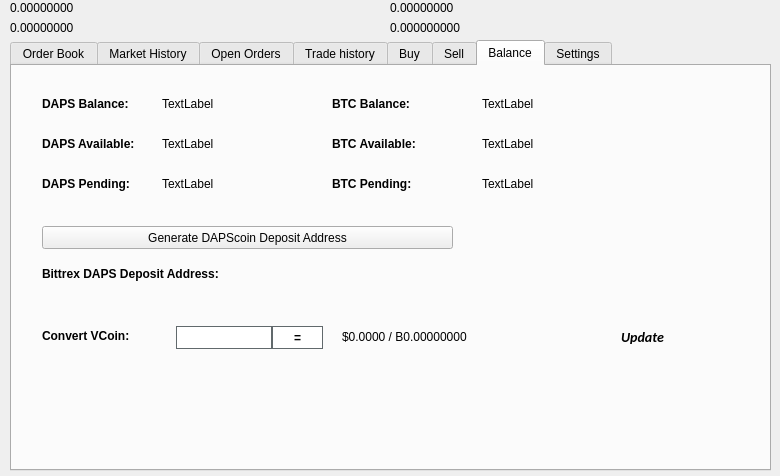
This is src/qt/forms/tradingdialog.ui in pedrorv0106/DAPS as Qt 5 draws it before an edit. The edited form follows.
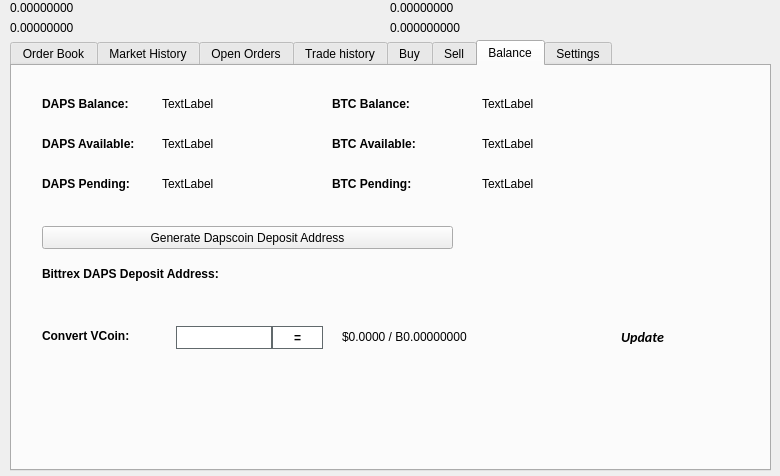
This is the edited form. The open tabs and pages were chosen to show the change. Icons and pictures are not drawn.

Commit message: DAPS-54 Change name and short name of the PIVX coin to DAPScoin | DAPS

```diff
--- a/src/qt/forms/tradingdialog.ui
+++ b/src/qt/forms/tradingdialog.ui
@@ -2941,7 +2941,7 @@
       </rect>
      </property>
      <property name="text">
-      <string>Generate DAPScoin Deposit Address</string>
+      <string>Generate Dapscoin Deposit Address</string>
      </property>
      <property name="icon">
       <iconset resource="../dapscoin.qrc">
```
The commit also changes 671 other files.
